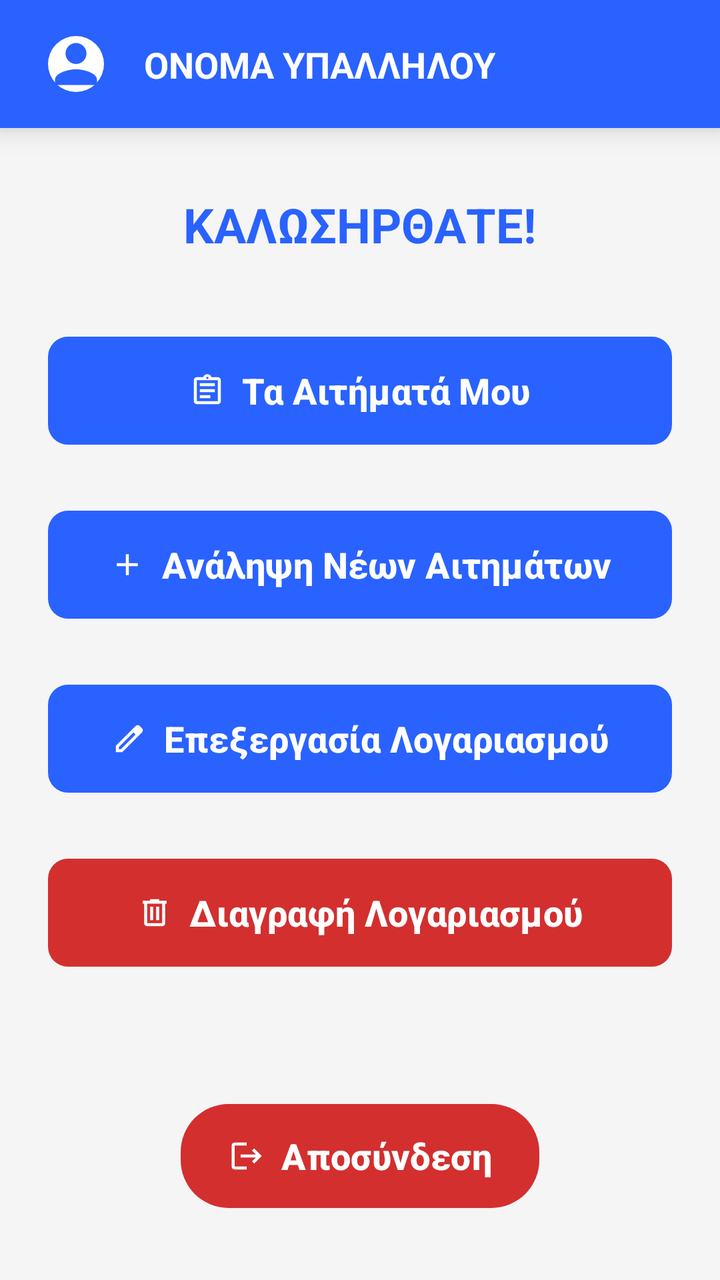
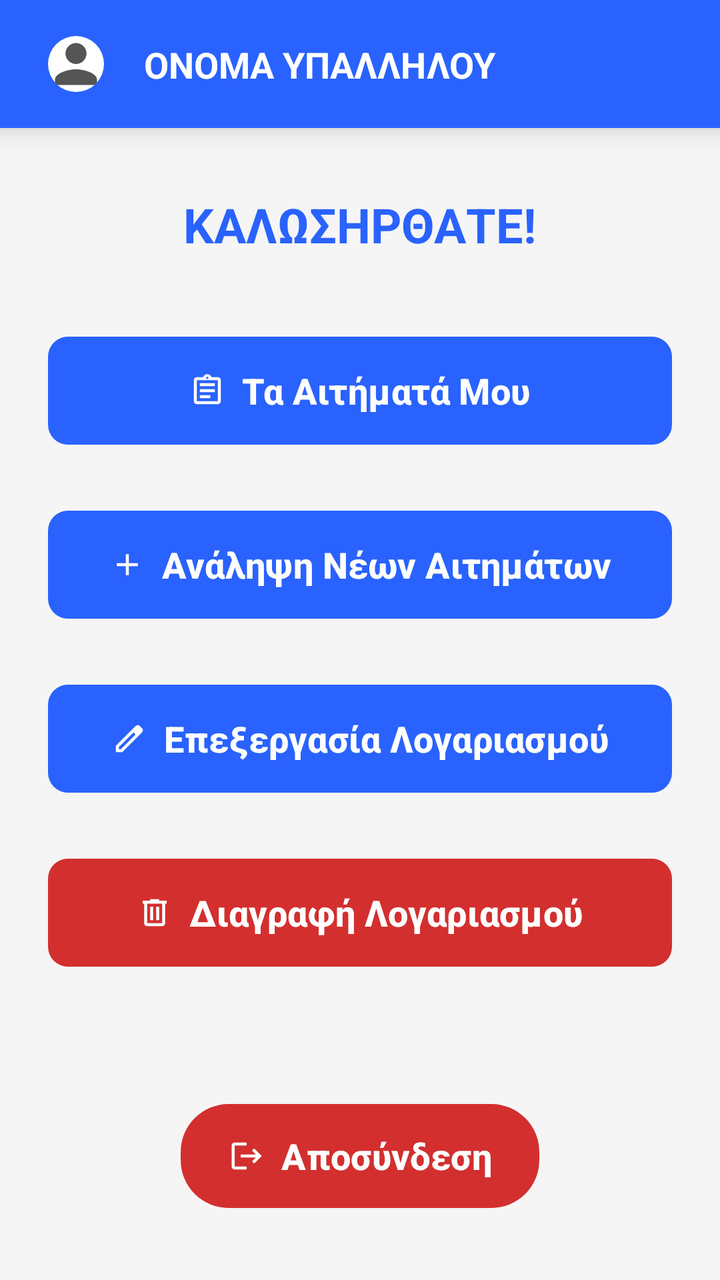

Before-and-after screenshots of an Android layout around one commit, followed by the original layout XML and the change that was made.
<!-- AndroidManifest.xml: application theme Theme.Team21 -->
<!-- res/layout/activity_update_catalogue_employee_menu.xml -->
<?xml version="1.0" encoding="utf-8"?>
<androidx.constraintlayout.widget.ConstraintLayout xmlns:android="http://schemas.android.com/apk/res/android"
    xmlns:app="http://schemas.android.com/apk/res-auto"
    xmlns:tools="http://schemas.android.com/tools"
    android:id="@+id/UpdateCatalogueEmployeeMenu"
    android:layout_width="match_parent"
    android:layout_height="match_parent"
    android:background="?android:attr/windowBackground"
    tools:context=".view.employee.updateCatalogueEmployee.updateCatalogueEmployeeMenu.UpdateCatalogueEmployeeMenuActivity">

    
    <androidx.constraintlayout.widget.ConstraintLayout
        android:id="@+id/headerContainer"
        android:layout_width="match_parent"
        android:layout_height="64dp"
        android:background="?attr/colorPrimary"
        android:elevation="8dp"
        app:layout_constraintTop_toTopOf="parent">

        <com.google.android.material.imageview.ShapeableImageView
            android:id="@+id/imgUserProfile"
            android:layout_width="44dp"
            android:layout_height="44dp"
            android:layout_marginStart="16dp"
            android:background="?attr/colorSurface"
            android:padding="8dp"
            android:scaleType="centerCrop"
            android:src="@drawable/ic_person"
            app:shapeAppearanceOverlay="@style/CircleImage"
            app:tint="?attr/colorPrimary"
            app:layout_constraintBottom_toBottomOf="parent"
            app:layout_constraintStart_toStartOf="parent"
            app:layout_constraintTop_toTopOf="parent" />

        <TextView
            android:id="@+id/txtUptCatEmpMenuName"
            android:layout_width="0dp"
            android:layout_height="wrap_content"
            android:layout_marginStart="12dp"
            android:layout_marginEnd="16dp"
            android:text="ΟΝΟΜΑ ΥΠΑΛΛΗΛΟΥ"
            android:textColor="?attr/colorOnPrimary"
            android:textSize="18sp"
            android:textStyle="bold"
            app:layout_constraintBottom_toBottomOf="parent"
            app:layout_constraintEnd_toEndOf="parent"
            app:layout_constraintStart_toEndOf="@+id/imgUserProfile"
            app:layout_constraintTop_toTopOf="parent" />
    </androidx.constraintlayout.widget.ConstraintLayout>

    <TextView
        android:id="@+id/txtUptCatEmpMenuWelcomeMessage"
        android:layout_width="wrap_content"
        android:layout_height="wrap_content"
        android:layout_marginTop="32dp"
        android:text="ΚΑΛΩΣΗΡΘΑΤΕ!"
        android:textColor="?attr/colorPrimary"
        android:textSize="24sp"
        android:textStyle="bold"
        app:layout_constraintEnd_toEndOf="parent"
        app:layout_constraintStart_toStartOf="parent"
        app:layout_constraintTop_toBottomOf="@+id/headerContainer" />

    <com.google.android.material.button.MaterialButton
        android:id="@+id/btnUptCatEmpMenuAssignedRequests"
        android:layout_width="0dp"
        android:layout_height="62dp"
        android:layout_marginHorizontal="24dp"
        android:layout_marginTop="36dp"
        app:backgroundTint="?attr/colorPrimary"
        android:text="Τα Αιτήματά Μου"
        android:textColor="?attr/colorOnPrimary"
        android:textSize="18sp"
        android:textStyle="bold"
        app:icon="@drawable/ic_assignment"
        app:iconTint="?attr/colorOnPrimary"
        app:iconGravity="textStart"
        app:cornerRadius="10dp"
        app:layout_constraintEnd_toEndOf="parent"
        app:layout_constraintStart_toStartOf="parent"
        app:layout_constraintTop_toBottomOf="@+id/txtUptCatEmpMenuWelcomeMessage" />

    <com.google.android.material.button.MaterialButton
        android:id="@+id/btnUptCatEmpMenuAssignNewRequest"
        android:layout_width="0dp"
        android:layout_height="62dp"
        android:layout_marginHorizontal="24dp"
        android:layout_marginTop="25dp"
        app:backgroundTint="?attr/colorPrimary"
        android:text="Ανάληψη Νέων Αιτημάτων"
        android:textColor="?attr/colorOnPrimary"
        android:textSize="18sp"
        android:textStyle="bold"
        app:icon="@drawable/ic_add"
        app:iconTint="?attr/colorOnPrimary"
        app:iconGravity="textStart"
        app:cornerRadius="10dp"
        app:layout_constraintEnd_toEndOf="parent"
        app:layout_constraintStart_toStartOf="parent"
        app:layout_constraintTop_toBottomOf="@+id/btnUptCatEmpMenuAssignedRequests" />

    <com.google.android.material.button.MaterialButton
        android:id="@+id/btnUptCatEmpMenuProcessAccount"
        android:layout_width="0dp"
        android:layout_height="62dp"
        android:layout_marginHorizontal="24dp"
        android:layout_marginTop="25dp"
        app:backgroundTint="?attr/colorPrimary"
        android:text="Επεξεργασία Λογαριασμού"
        android:textColor="?attr/colorOnPrimary"
        android:textSize="18sp"
        android:textStyle="bold"
        app:icon="@drawable/ic_edit"
        app:iconTint="?attr/colorOnPrimary"
        app:iconGravity="textStart"
        app:cornerRadius="10dp"
        app:layout_constraintEnd_toEndOf="parent"
        app:layout_constraintStart_toStartOf="parent"
        app:layout_constraintTop_toBottomOf="@+id/btnUptCatEmpMenuAssignNewRequest" />

    <com.google.android.material.button.MaterialButton
        android:id="@+id/btnUptCatEmpMenuDeleteAccount"
        android:layout_width="0dp"
        android:layout_height="62dp"
        android:layout_marginHorizontal="24dp"
        android:layout_marginTop="25dp"
        app:backgroundTint="?attr/colorError"
        android:text="Διαγραφή Λογαριασμού"
        android:textColor="?attr/colorOnPrimary"
        android:textSize="18sp"
        android:textStyle="bold"
        app:icon="@drawable/ic_delete"
        app:iconTint="?attr/colorOnPrimary"
        app:iconGravity="textStart"
        app:cornerRadius="10dp"
        app:layout_constraintEnd_toEndOf="parent"
        app:layout_constraintStart_toStartOf="parent"
        app:layout_constraintTop_toBottomOf="@+id/btnUptCatEmpMenuProcessAccount" />

    <com.google.android.material.button.MaterialButton
        android:id="@+id/btnUptCatEmpMenuLogout"
        android:layout_width="wrap_content"
        android:layout_height="60dp"
        android:layout_marginBottom="32dp"
        app:backgroundTint="?attr/colorError"
        android:text="Αποσύνδεση"
        android:textColor="?attr/colorOnPrimary"
        android:textSize="18sp"
        android:textStyle="bold"
        app:icon="@drawable/ic_logout"
        app:iconTint="?attr/colorOnPrimary"
        app:iconGravity="textStart"
        app:cornerRadius="24dp"
        app:layout_constraintBottom_toBottomOf="parent"
        app:layout_constraintEnd_toEndOf="parent"
        app:layout_constraintStart_toStartOf="parent" />

</androidx.constraintlayout.widget.ConstraintLayout>
<!-- resources referenced by this layout -->
<resources>
  <!-- drawable ic_add (drawable) -->
  <vector xmlns:android="http://schemas.android.com/apk/res/android"
      android:width="24dp"
      android:height="24dp"
      android:viewportWidth="960"
      android:viewportHeight="960"
      android:tint="?attr/colorControlNormal">
    <path
        android:fillColor="@android:color/white"
        android:pathData="M440,520L200,520L200,440L440,440L440,200L520,200L520,440L760,440L760,520L520,520L520,760L440,760L440,520Z"/>
  </vector>
  <!-- drawable ic_delete (drawable) -->
  <vector xmlns:android="http://schemas.android.com/apk/res/android"
      android:width="24dp"
      android:height="24dp"
      android:viewportWidth="960"
      android:viewportHeight="960"
      android:tint="?attr/colorControlNormal">
    <path
        android:fillColor="@android:color/white"
        android:pathData="M280,840Q247,840 223.5,816.5Q200,793 200,760L200,240L160,240L160,160L360,160L360,120L600,120L600,160L800,160L800,240L760,240L760,760Q760,793 736.5,816.5Q713,840 680,840L280,840ZM680,240L280,240L280,760Q280,760 280,760Q280,760 280,760L680,760Q680,760 680,760Q680,760 680,760L680,240ZM360,680L440,680L440,320L360,320L360,680ZM520,680L600,680L600,320L520,320L520,680ZM280,240L280,240L280,760Q280,760 280,760Q280,760 280,760L280,760Q280,760 280,760Q280,760 280,760L280,240Z"/>
  </vector>
  <!-- drawable ic_edit (drawable) -->
  <vector xmlns:android="http://schemas.android.com/apk/res/android"
      android:width="24dp"
      android:height="24dp"
      android:viewportWidth="960"
      android:viewportHeight="960"
      android:tint="?attr/colorControlNormal">
    <path
        android:fillColor="@android:color/white"
        android:pathData="M200,760L257,760L648,369L591,312L200,703L200,760ZM120,840L120,670L648,143Q660,132 674.5,126Q689,120 705,120Q721,120 736,126Q751,132 762,144L817,200Q829,211 834.5,226Q840,241 840,256Q840,272 834.5,286.5Q829,301 817,313L290,840L120,840ZM760,256L760,256L704,200L704,200L760,256ZM619,341L591,312L591,312L648,369L648,369L619,341Z"/>
  </vector>
  <!-- drawable ic_logout (drawable) -->
  <vector xmlns:android="http://schemas.android.com/apk/res/android" android:autoMirrored="true" android:height="24dp" android:tint="#F8F5F5" android:viewportHeight="24" android:viewportWidth="24" android:width="24dp">
        
      <path android:fillColor="@android:color/white" android:pathData="M17,7l-1.41,1.41L18.17,11H8v2h10.17l-2.58,2.58L17,17l5,-5zM4,5h8V3H4c-1.1,0 -2,0.9 -2,2v14c0,1.1 0.9,2 2,2h8v-2H4V5z"/>
      
  </vector>
  <!-- drawable ic_person (drawable) -->
  <vector xmlns:android="http://schemas.android.com/apk/res/android"
      android:width="24dp"
      android:height="24dp"
      android:viewportWidth="1024"
      android:viewportHeight="1024">
    <path
        android:fillColor="#555555"
        android:pathData="M512,512c105.6,0 192,-86.4 192,-192s-86.4,-192 -192,-192 -192,86.4 -192,192S406.4,512 512,512zM512,608c-127.2,0 -384,64.8 -384,192l0,96 768,0 0,-96C896,672.8 639.2,608 512,608z"/>
  </vector>
  <style name="CircleImage">
          <item name="cornerFamily">rounded</item>
          <item name="cornerSize">50%</item>
      </style>
  <style name="Theme.Team21" parent="Base.Theme.Team21" />
  <color name="bg_light">#F5F5F5</color>
  <color name="card_light">#FFFFFF</color>
  <color name="input_bg_light">#EBEBEB</color>
  <color name="text_dark">#212121</color>
  <color name="text_muted_light">#757575</color>
  <color name="white">#FFFFFFFF</color>
  <color name="eshop_primary">#2962FF</color>
  <color name="eshop_accent">#FF6D00</color>
  <color name="error_red_light">#D32F2F</color>
  <color name="filter_active_light">#2962FF</color>
  <color name="filter_bg_unselected_light">#E0E0E0</color>
  <color name="teal_menu_light">#009688</color>
  <!-- unchanged entries left out for length: 2 -->
</resources>

<!-- the commit's change to res/layout/activity_update_catalogue_employee_menu.xml (unified diff, before → after) -->
@@ -27,7 +27,6 @@
             android:scaleType="centerCrop"
             android:src="@drawable/ic_person"
             app:shapeAppearanceOverlay="@style/CircleImage"
-            app:tint="?attr/colorPrimary"
             app:layout_constraintBottom_toBottomOf="parent"
             app:layout_constraintStart_toStartOf="parent"
             app:layout_constraintTop_toTopOf="parent" />
